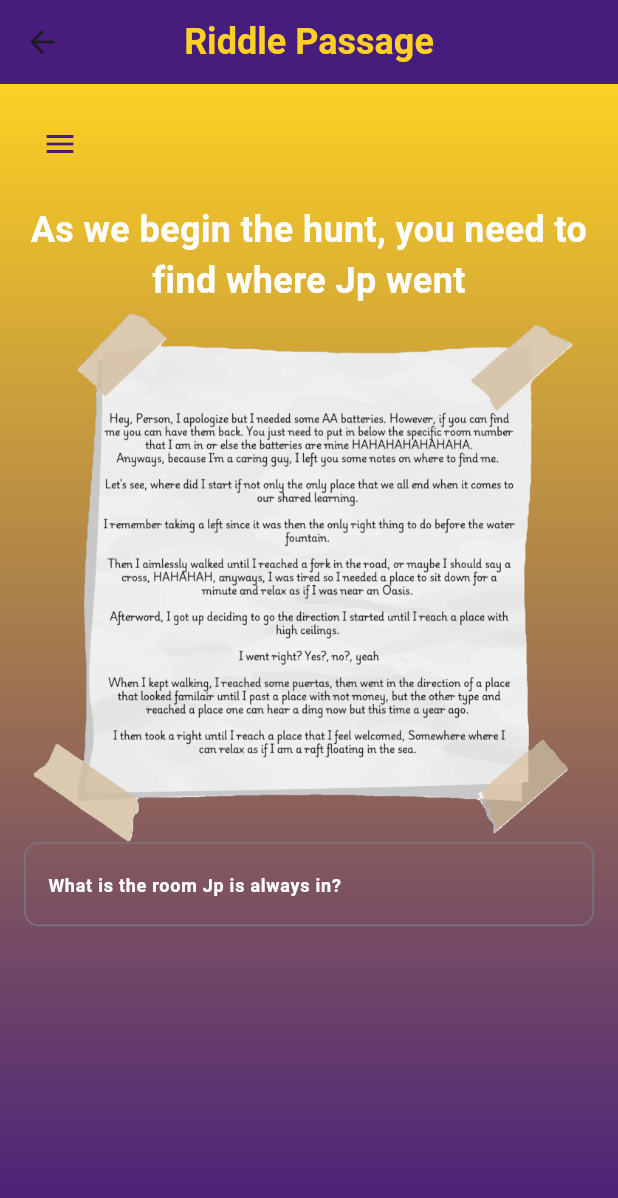
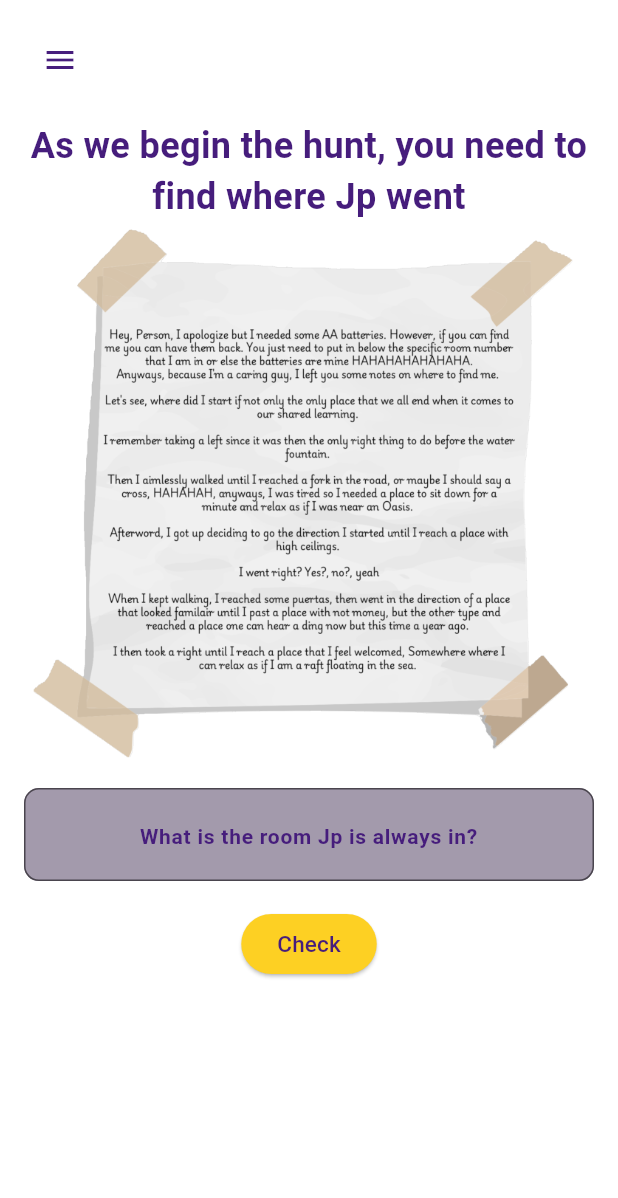
Before and after one commit to maureensanchez99/pft_scavenger_hunt, a Flutter app: the RiddlePassage screen opened directly, on a phone screen of 412 x 824 dp. Shown: the top 1198 px of the screen. Run offline on Flutter 3.47's test engine with Material 3 defaults, Android fonts, the phone set to English and light mode, and no system bars.

Commit message:
Made it more LSU Branded and additionally, also made adjustment with the structure of the code.

```diff
--- a/lib/pages/01_scavenger/riddle_passage.dart
+++ b/lib/pages/01_scavenger/riddle_passage.dart
@@ -15,49 +15,110 @@ class _RiddlePassageState extends State<RiddlePassage> {
 
   // State for nav rail
   bool _isNavRailExtended = false;
-  final answer = TextEditingController();
+  final _answer = TextEditingController();
+  final String correctAnswer = "1344";
+  String answerMessage = "";
+  bool questionDone = false;
 
 
-  @override
-  Widget build(BuildContext context) {
-    return Scaffold(
-      appBar: AppBar(
-        backgroundColor: lsuPurple,
-        title: const Text(
-          'Riddle Passage',
-          style: TextStyle(
-            fontSize: 24,
-            fontWeight: FontWeight.w600,
-            color: Color(0xFFFDD023),
-          ),
-        ),
-        centerTitle: true,
-      ),
-      body: Stack(
-        children: [
-          // Main content
-          Container(
-            decoration: const BoxDecoration(
-              gradient: LinearGradient(
-                begin: Alignment.topCenter,
-                end: Alignment.bottomCenter,
-                colors: [
+  void _checkAnswer()
+  {
+    setState(()
+    {
+      if(_answer.text == correctAnswer)
+      {
+        questionDone = true;
+        answerMessage = "You got it right! Good Job";
+      }
+      else
+      {
+        questionDone = false;
+        answerMessage = "You did not get the right answer, you fucking dumbass";
+      }
+    });
+    _showBottomCard();
+  }
+
+  void _showBottomCard()
+  {
+    showModalBottomSheet
+    (
+      context: context,
+      builder: (BuildContext context)
+      {
+        return Container
+        (
+          height: 300,
+          width: double.infinity,
+          decoration: BoxDecoration
+          (
+            borderRadius: BorderRadius.only(topLeft: Radius.circular(20), topRight: Radius.circular(20)),
+            gradient: LinearGradient
+            (
+              begin: Alignment.centerLeft,
+              end: Alignment.centerRight,
+              colors:
+              [
                 Color(0xFFFDD023), // lsuGold
                 Color(0xFF461D7C), // lsuPurple
               ],
             ),
           ),
-            child: Column(
+          child: Center
+          (
+            child: Column
+            (
+              mainAxisAlignment: MainAxisAlignment.center,
+              children:
+              [
+                Text
+                (
+                  answerMessage,
+                  style: TextStyle
+                  (
+                    fontSize: 24,
+                    fontWeight: FontWeight.bold,
+                    color: Colors.white,
+                  ),
+                  textAlign: TextAlign.center,
+                )
+
+              ]
+            )
+          )
+        );
+      }
+    );
+  }
+
+  @override
+  Widget build(BuildContext context) {
+    return Scaffold(
+      body: Stack(
         children: [
+          // Main content
+          Container(
+            decoration: const BoxDecoration
+            (
+              color:Colors.white
+            ),
+            child: Column
+            (
+              children:
+              [
                 // Hamburger menu at the top left
                 Align(
                   alignment: Alignment.topLeft,
-                  child: Padding(
+                  child: Padding
+                  (
                     padding: const EdgeInsets.only(left: 16.0, top: 16.0),
-                    child: IconButton(
+                    child: IconButton
+                    (
                       icon: const Icon(Icons.menu, color: lsuPurple),
-                      onPressed: () {
-                        setState(() {
+                      onPressed: ()
+                      {
+                        setState(()
+                        {
                           _isNavRailExtended = !_isNavRailExtended;
                         });
                       },
@@ -66,14 +127,18 @@ class _RiddlePassageState extends State<RiddlePassage> {
                 ),
 
                 // Main content
-                Expanded(
-                  child: SingleChildScrollView(
-                  child: Center(
+                Expanded
+                (
+                  child: SingleChildScrollView
+                  (
+                    child: Center
+                    (
                       child: Padding(
                         padding: const EdgeInsets.all(16.0),
                         child: Column(
                           mainAxisAlignment: MainAxisAlignment.center,
-                        children: [
+                          children:
+                          [
                             Text(
                               "As we begin the hunt, you need to find where Jp went",
                               textAlign: TextAlign.center,
@@ -82,34 +147,86 @@ class _RiddlePassageState extends State<RiddlePassage> {
                                 fontSize: 24,
                                 fontWeight: FontWeight.bold,
 
-                              color: Colors.white
+                                color: lsuPurple
                               ),
                             ),
                             Image.asset("assets/Jpnote.PNG"),
+                            SizedBox(height:20),
+                            if (!questionDone)
                               TextField
                               (
-                            controller: answer,
+                                textAlign: TextAlign.center,
+                                style: TextStyle
+                                (
+                                  fontSize: 20
+                                ),
+                                controller: _answer,
                                 decoration: InputDecoration
                                 (
                                   border: OutlineInputBorder
                                     (
-                                  borderRadius: BorderRadius.circular(10)
+                                      borderRadius: BorderRadius.circular(10),
                                     ),
-                              fillColor: Colors.white,
+                                  filled: true,
+                                  fillColor: Color(0xFFA39AAC),
                                   hintText: "What is the room Jp is always in?",
                                   hintStyle: TextStyle
                                     (
-                                  color: Colors.white,
-                                  fontSize: 12,
+                                      color: lsuPurple,
+                                      fontSize: 14,
                                       fontWeight: FontWeight.bold
                                     ),
-
                                 ),
+                              ),
+                              SizedBox(height: 18),
+                            if(!questionDone)
+                              ElevatedButton
+                              (
+                                onPressed: _checkAnswer,
+                                style: ElevatedButton.styleFrom
+                                (
+                                  backgroundColor: lsuGold
+                                ),
+                                child:
+                                  Text
+                                  (
+                                    "Check",
+                                    style: TextStyle
+                                    (
+                                      fontSize: 15,
+                                      color: lsuPurple
+                                    ),
+                                  )
 
 
                               )
 
-                        ],
+                            else
+                              SizedBox
+                              (
+                                height: 50,
+                                width: 100,
+                                child:
+                                (
+                                  DecoratedBox
+                                  (
+                                    decoration: BoxDecoration
+                                    (
+                                      borderRadius: BorderRadius.circular(40),
+                                      color: Colors.green,
+                                    ),
+                                    child:
+                                    (
+                                      Icon
+                                      (
+                                        Icons.check,
+                                        color: Colors.white
+                                      )
+                                    )
+                                  )
+                                )
+                              )
+                          ], //children
                         ),
                       ),
                     ),
```
Lines whose indentation alone changed are shown as unchanged.
